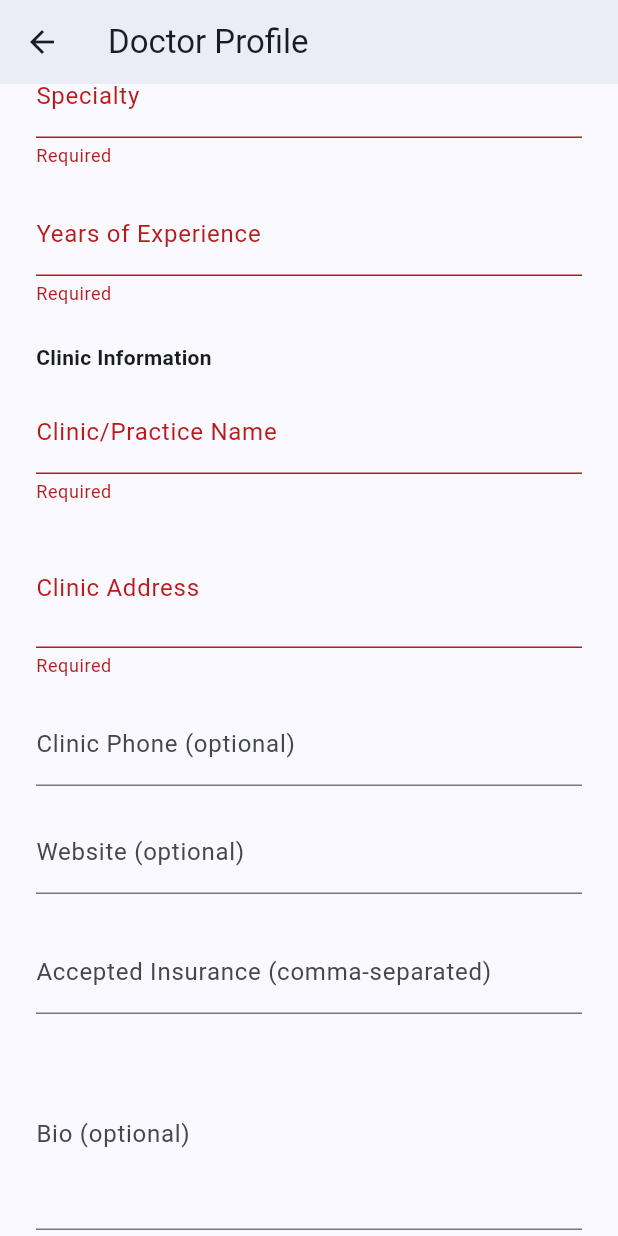
After one commit to nischay92/DocConnect, a Flutter app: the DoctorProfileFlow screen opened directly, scrolled down 136 dp, after a tap on "Save Profile", on a phone screen of 412 x 824 dp. The commit adds this screen. Run offline on Flutter 3.47's test engine with Material 3 defaults, Android fonts, the phone set to English and light mode, and no system bars; our stand-ins replace cloud_firestore, firebase_auth, firebase_core, flutter_riverpod, freezed_annotation, go_router; accounts and stored records are empty.

Commit message:
feat: add doctor profile onboarding flow

```diff
--- a/lib/features/auth/data/user_repository.dart
+++ b/lib/features/auth/data/user_repository.dart
@@ -1,5 +1,6 @@
 import 'package:cloud_firestore/cloud_firestore.dart';
 
+import '../../../core/utils/firestore_paths.dart';
 import '../domain/docconnect_user.dart';
 
 class UserRepository {
@@ -8,10 +9,10 @@ class UserRepository {
   final FirebaseFirestore _firestore;
 
   CollectionReference<Map<String, dynamic>> get _collection =>
-      _firestore.collection('users');
+      _firestore.collection(FirestorePaths.users);
 
   Future<void> createUser(DocConnectUser user) async {
-    await _collection.doc(user.uid).set(user.toJson());
+    await _collection.doc(user.uid).set(user.toJson(), SetOptions(merge: true));
   }
 
   Future<DocConnectUser?> fetchUser(String uid) async {
@@ -30,4 +31,14 @@ class UserRepository {
       return DocConnectUser.fromJson(snapshot.data()!);
     });
   }
+
+  Future<void> setProfileCompleted(String uid, {required bool value}) async {
+    await _collection.doc(uid).set(
+      {
+        'profileCompleted': value,
+        'updatedAt': FieldValue.serverTimestamp(),
+      },
+      SetOptions(merge: true),
+    );
+  }
 }
--- a/lib/features/auth/presentation/screens/auth_gate.dart
+++ b/lib/features/auth/presentation/screens/auth_gate.dart
@@ -4,7 +4,9 @@ import 'package:flutter_riverpod/flutter_riverpod.dart';
 import '../controllers/auth_controller.dart';
 import 'auth_landing_screen.dart';
 import 'home_placeholder_screen.dart';
+import '../../../doctors/presentation/screens/doctor_profile_flow.dart';
 import '../../../patients/presentation/screens/patient_profile_flow.dart';
+import '../../domain/user_role.dart';
 
 class AuthGate extends ConsumerWidget {
   const AuthGate({super.key});
@@ -35,7 +37,13 @@ class AuthGate extends ConsumerWidget {
 
             final docUser = snapshot.data;
             if (docUser == null || !docUser.profileCompleted) {
-              return const PatientProfileFlow();
+              switch (docUser?.role) {
+                case UserRole.doctor:
+                  return const DoctorProfileFlow();
+                case UserRole.patient:
+                case null:
+                  return const PatientProfileFlow();
+              }
             }
 
             return HomePlaceholderScreen(role: docUser.role);
--- /dev/null
+++ b/lib/features/doctors/presentation/screens/doctor_profile_flow.dart
@@ -0,0 +1,204 @@
+import 'package:flutter/material.dart';
+import 'package:flutter_riverpod/flutter_riverpod.dart';
+
+import '../../../auth/presentation/controllers/auth_controller.dart';
+import '../../data/doctor_repository.dart';
+import '../../domain/models.dart';
+
+class DoctorProfileFlow extends ConsumerStatefulWidget {
+  const DoctorProfileFlow({super.key});
+
+  static const routePath = '/doctor/profile';
+  static const routeName = 'doctor-profile';
+
+  @override
+  ConsumerState<DoctorProfileFlow> createState() => _DoctorProfileFlowState();
+}
+
+class _DoctorProfileFlowState extends ConsumerState<DoctorProfileFlow> {
+  final _formKey = GlobalKey<FormState>();
+  final _fullNameController = TextEditingController();
+  final _specialtyController = TextEditingController();
+  final _experienceController = TextEditingController();
+  final _clinicNameController = TextEditingController();
+  final _clinicAddressController = TextEditingController();
+  final _clinicPhoneController = TextEditingController();
+  final _clinicWebsiteController = TextEditingController();
+  final _bioController = TextEditingController();
+  final _insuranceController = TextEditingController();
+
+  bool _isSaving = false;
+
+  @override
+  void dispose() {
+    _fullNameController.dispose();
+    _specialtyController.dispose();
+    _experienceController.dispose();
+    _clinicNameController.dispose();
+    _clinicAddressController.dispose();
+    _clinicPhoneController.dispose();
+    _clinicWebsiteController.dispose();
+    _bioController.dispose();
+    _insuranceController.dispose();
+    super.dispose();
+  }
+
+  Future<void> _submit() async {
+    if (_formKey.currentState?.validate() != true) return;
+
+    final authState = ref.read(authUserProvider);
+    final user = authState.value;
+    if (user == null) return;
+
+    final repository = ref.read(doctorRepositoryProvider);
+    final acceptedInsurance = _insuranceController.text
+        .split(',')
+        .map((e) => e.trim())
+        .where((element) => element.isNotEmpty)
+        .toList();
+
+    final profile = DoctorProfile(
+      uid: user.uid,
+      fullName: _fullNameController.text.trim(),
+      specialty: _specialtyController.text.trim(),
+      yearsOfExperience: int.tryParse(_experienceController.text.trim()) ?? 0,
+      clinic: ClinicInfo(
+        name: _clinicNameController.text.trim(),
+        address: _clinicAddressController.text.trim(),
+        phone: _clinicPhoneController.text.trim().isEmpty
+            ? null
+            : _clinicPhoneController.text.trim(),
+        website: _clinicWebsiteController.text.trim().isEmpty
+            ? null
+            : _clinicWebsiteController.text.trim(),
+      ),
+      acceptedInsurance: acceptedInsurance,
+      bio: _bioController.text.trim().isEmpty ? null : _bioController.text.trim(),
+      updatedAt: DateTime.now(),
+    );
+
+    setState(() => _isSaving = true);
+    try {
+      await repository.upsert(profile);
+    } catch (e) {
+      if (!mounted) return;
+      ScaffoldMessenger.of(context).showSnackBar(
+        SnackBar(content: Text('Failed to save profile: $e')),
+      );
+      setState(() => _isSaving = false);
+      return;
+    }
+
+    if (!mounted) return;
+    ScaffoldMessenger.of(context).showSnackBar(
+      const SnackBar(content: Text('Profile saved')),
+    );
+    setState(() => _isSaving = false);
+    Navigator.of(context).pop(true);
+  }
+
+  @override
+  Widget build(BuildContext context) {
+    return Scaffold(
+      appBar: AppBar(title: const Text('Doctor Profile')),
+      body: SafeArea(
+        child: AbsorbPointer(
+          absorbing: _isSaving,
+          child: Form(
+            key: _formKey,
+            child: ListView(
+              padding: const EdgeInsets.all(24),
+              children: [
+                TextFormField(
+                  controller: _fullNameController,
+                  decoration: const InputDecoration(labelText: 'Full Name'),
+                  validator: (value) =>
+                      value == null || value.isEmpty ? 'Required' : null,
+                ),
+                const SizedBox(height: 16),
+                TextFormField(
+                  controller: _specialtyController,
+                  decoration: const InputDecoration(labelText: 'Specialty'),
+                  validator: (value) =>
+                      value == null || value.isEmpty ? 'Required' : null,
+                ),
+                const SizedBox(height: 16),
+                TextFormField(
+                  controller: _experienceController,
+                  decoration: const InputDecoration(labelText: 'Years of Experience'),
+                  keyboardType: TextInputType.number,
+                  validator: (value) {
+                    if (value == null || value.isEmpty) return 'Required';
+                    final years = int.tryParse(value);
+                    if (years == null || years < 0) {
+                      return 'Enter a valid number';
+                    }
+                    return null;
+                  },
+                ),
+                const SizedBox(height: 24),
+                const Text(
+                  'Clinic Information',
+                  style: TextStyle(fontWeight: FontWeight.bold),
+                ),
+                const SizedBox(height: 12),
+                TextFormField(
+                  controller: _clinicNameController,
+                  decoration: const InputDecoration(labelText: 'Clinic/Practice Name'),
+                  validator: (value) =>
+                      value == null || value.isEmpty ? 'Required' : null,
+                ),
+                const SizedBox(height: 16),
+                TextFormField(
+                  controller: _clinicAddressController,
+                  decoration: const InputDecoration(labelText: 'Clinic Address'),
+                  maxLines: 2,
+                  validator: (value) =>
+                      value == null || value.isEmpty ? 'Required' : null,
+                ),
+                const SizedBox(height: 16),
+                TextFormField(
+                  controller: _clinicPhoneController,
+                  decoration: const InputDecoration(labelText: 'Clinic Phone (optional)'),
+                  keyboardType: TextInputType.phone,
+                ),
+                const SizedBox(height: 16),
+                TextFormField(
+                  controller: _clinicWebsiteController,
+                  decoration: const InputDecoration(labelText: 'Website (optional)'),
+                  keyboardType: TextInputType.url,
+                ),
+                const SizedBox(height: 24),
+                TextFormField(
+                  controller: _insuranceController,
+                  decoration: const InputDecoration(
+                    labelText: 'Accepted Insurance (comma-separated)',
+                  ),
+                ),
+                const SizedBox(height: 16),
+                TextFormField(
+                  controller: _bioController,
+                  decoration: const InputDecoration(
+                    labelText: 'Bio (optional)',
+                  ),
+                  maxLines: 4,
+                ),
+                const SizedBox(height: 32),
+                ElevatedButton(
+                  onPressed: _isSaving ? null : _submit,
+                  child: _isSaving
+                      ? const SizedBox(
+                          height: 20,
+                          width: 20,
+                          child: CircularProgressIndicator(strokeWidth: 2),
+                        )
+                      : const Text('Save Profile'),
+                ),
+              ],
+            ),
+          ),
+        ),
+      ),
+    );
+  }
+}
```
